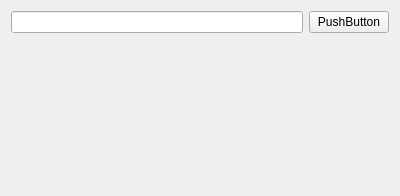
First picture: the form in Project_1_QT/general_inspector.ui, repository QTGuys/Project_1_QT, before the edit.
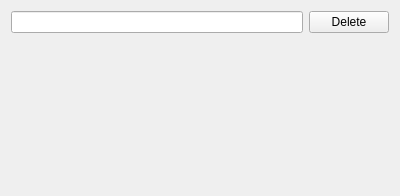
Second picture: the form after the edit.

Diff of the .ui file:
```diff
--- a/Project_1_QT/general_inspector.ui
+++ b/Project_1_QT/general_inspector.ui
@@ -22,7 +22,7 @@
      <item>
       <widget class="QPushButton" name="delete_button">
        <property name="text">
-        <string>PushButton</string>
+        <string>Delete</string>
        </property>
       </widget>
      </item>
```
